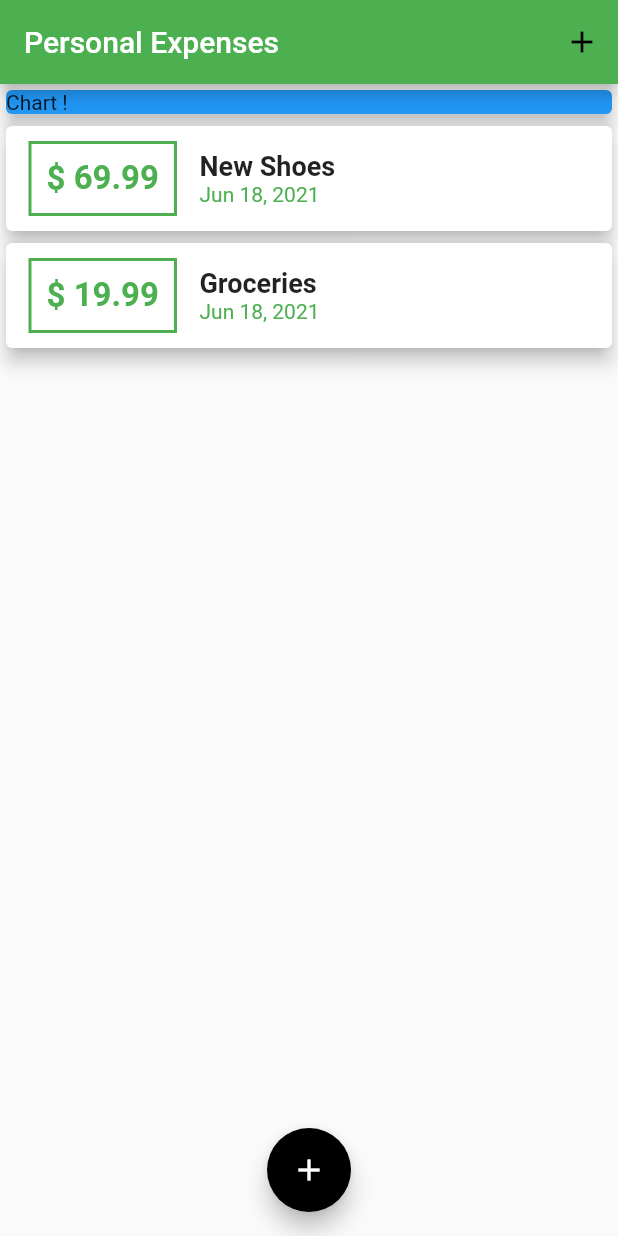
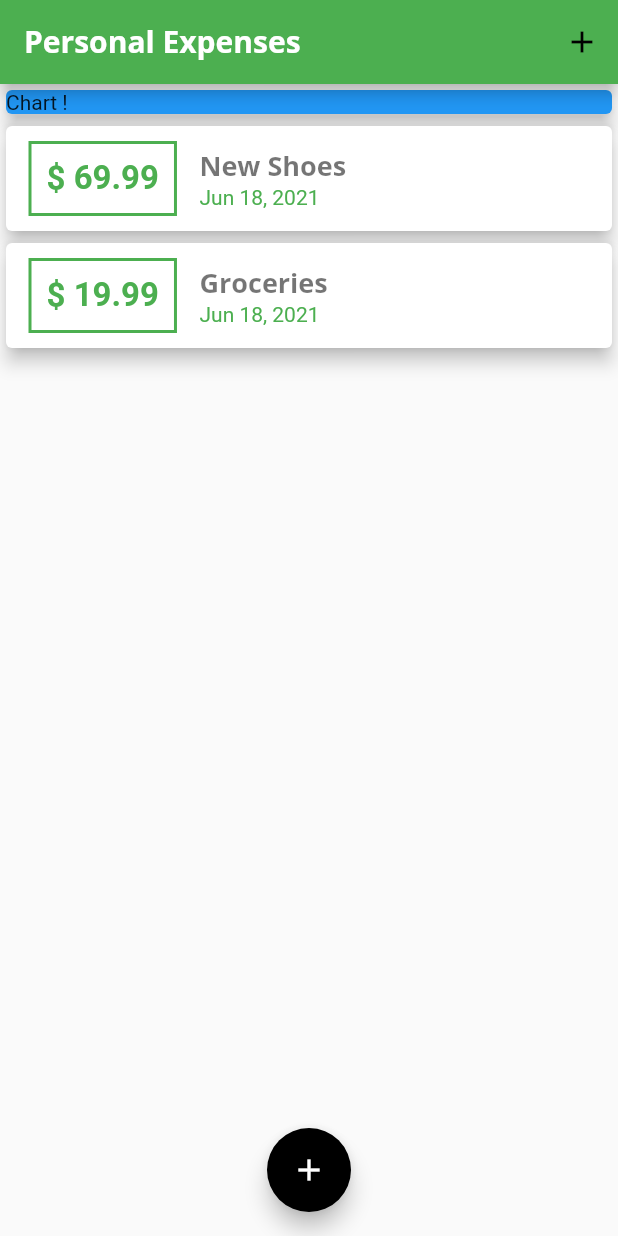
Before and after one commit to imshivamdwivedi/Expense-Tracker, a Flutter app: the screen it shows after launch, on a phone screen of 412 x 824 dp. Run offline on Flutter 3.47's test engine with Material 2 defaults, Android fonts, the phone set to English and light mode, and no system bars.

Commit message:
Chnaged default theme. and fixed bug in modelBottomSheet

```diff
--- a/lib/main.dart
+++ b/lib/main.dart
@@ -14,7 +14,23 @@ class MyApp extends StatelessWidget {
   @override
   Widget build(BuildContext context) {
     return MaterialApp(
-      theme: ThemeData(primarySwatch: Colors.green, accentColor: Colors.black),
+      theme: ThemeData(
+        primarySwatch: Colors.green,
+        accentColor: Colors.black,
+        fontFamily: 'Quicksand',
+        textTheme: ThemeData.light().textTheme.copyWith(
+            headline1: TextStyle(
+                fontFamily: 'OpenSans',
+                fontSize: 18,
+                fontWeight: FontWeight.bold)),
+        appBarTheme: AppBarTheme(
+            textTheme: ThemeData.light().textTheme.copyWith(
+                    headline6: TextStyle(
+                  fontFamily: 'OpenSans',
+                  fontSize: 20,
+                  fontWeight: FontWeight.bold,
+                ))),
+      ),
       title: "Personal Expenses",
       home: MyHome(),
     );
@@ -72,7 +88,10 @@ class _MyHomeState extends State<MyHome> {
     return Scaffold(
       resizeToAvoidBottomInset: false,
       appBar: AppBar(
-        title: Text("Personal Expenses"),
+        title: Text(
+          "Personal Expenses",
+          style: TextStyle(fontFamily: 'OpenSans'),
+        ),
         actions: [
           IconButton(
               onPressed: () {},
--- a/lib/widgets/transaction_list.dart
+++ b/lib/widgets/transaction_list.dart
@@ -35,13 +35,8 @@ class TransactionList extends StatelessWidget {
                 Column(
                   crossAxisAlignment: CrossAxisAlignment.start,
                   children: [
-                    Text(
-                      transactions[index].title,
-                      style: TextStyle(
-                        fontSize: 18,
-                        fontWeight: FontWeight.bold,
-                      ),
-                    ),
+                    Text(transactions[index].title,
+                        style: Theme.of(context).textTheme.headline1),
                     Text(
                       DateFormat.yMMMd().format(transactions[index].date),
                       style: TextStyle(color: Theme.of(context).primaryColor),
```
Also changed, not shown: pubspec.yaml (+11 -6 lines), assets/fonts/OpenSans-Bold.ttf (added), assets/fonts/OpenSans-Regular.ttf (added), assets/fonts/Quicksand-Bold.ttf (added), assets/fonts/Quicksand-Light.ttf (added), assets/fonts/Quicksand-Medium.ttf (added), assets/fonts/Quicksand-Regular.ttf (added).
